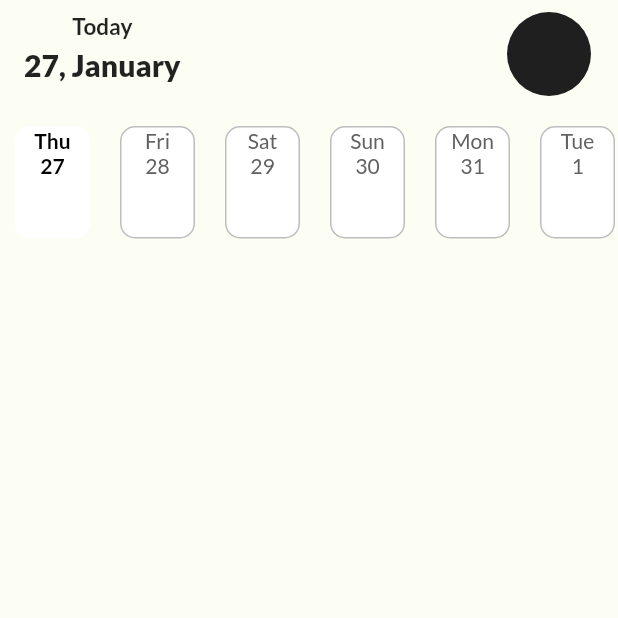
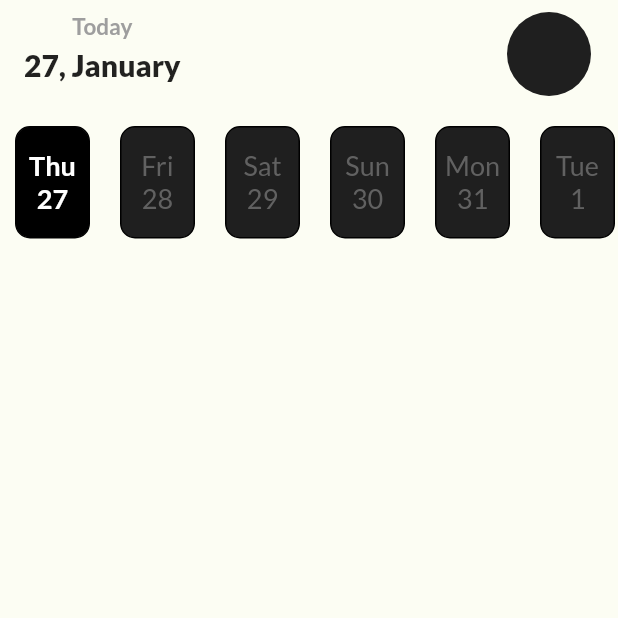
Before and after one commit to Netesh5/To-do-app, a Flutter app: the screen it shows after launch, on a phone screen of 412 x 824 dp, the top half of it. Run offline on Flutter 3.47's test engine with Material 2 defaults, Android fonts, the phone set to English and light mode, and no system bars; our stand-ins replace google_fonts, syncfusion_flutter_calendar.

Commit message:
week_bar_implemenation_selected_color

```diff
--- a/lib/homepage.dart
+++ b/lib/homepage.dart
@@ -12,7 +12,7 @@ class Homepage extends StatefulWidget {
 class _HomepageState extends State<Homepage> {
   Color primary_light_color = const Color(0xffFCFDF3);
   Color primary_dark_color = const Color(0xff1f1f1f);
-  Color faded_black = Colors.black26;
+  Color faded_black = Colors.grey.shade700;
   String date = DateFormat("dd, MMMM").format(DateTime.now());
 
   //String circle_avatar_image ="https://indiashorts.com/wp-content/uploads/2021/04/9_20210416_113356_0008.png";
@@ -30,7 +30,10 @@ class _HomepageState extends State<Homepage> {
                 leading: Column(children: [
                   const Text(
                     "Today",
-                    style: TextStyle(fontWeight: FontWeight.bold, fontSize: 15),
+                    style: TextStyle(
+                        fontWeight: FontWeight.bold,
+                        fontSize: 15,
+                        color: Colors.grey),
                   ),
                   const SizedBox(
                     height: 5,
--- a/lib/weekbar.dart
+++ b/lib/weekbar.dart
@@ -14,8 +14,8 @@ class _weekbarState extends State<weekbar> {
   Color activeCardColor = Colors.white;
   Color inactiveCardColor = Colors.black26;
 
-  Color activeTextColor = Colors.black;
-  Color inactiveTextColor = Colors.white;
+  Color activeTextColor = Colors.white;
+  Color inactiveTextColor = const Color(0xff1f1f1f);
 
   String date = DateFormat("dd, MMMM").format(DateTime.now());
   var future_days = DateTime.now().add(const Duration(days: 6));
@@ -38,19 +38,21 @@ class _weekbarState extends State<weekbar> {
               height: 70,
               width: 50,
               decoration: BoxDecoration(
-                color: inactiveTextColor,
+                color: selected_day == day ? Colors.black : inactiveTextColor,
                 border: Border.all(
-                  color:
-                      selected_day == day ? activeCardColor : inactiveCardColor,
-                ),
+                    // color:
+                    //     selected_day == day ? activeCardColor : inactiveCardColor,
+                    ),
                 borderRadius: BorderRadius.circular(10),
               ),
               child: Column(
+                mainAxisAlignment: MainAxisAlignment.center,
                 children: [
                   Text(
                     DateFormat('EE')
                         .format(DateTime.now().add(Duration(days: index))),
                     style: TextStyle(
+                        fontSize: 18,
                         color: day == DateTime.now().day
                             ? activeTextColor
                             : Colors.grey[700],
@@ -62,6 +64,7 @@ class _weekbarState extends State<weekbar> {
                     DateFormat('d')
                         .format(DateTime.now().add(Duration(days: index))),
                     style: TextStyle(
+                        fontSize: 18,
                         color: day == DateTime.now().day
                             ? activeTextColor
                             : Colors.grey[700],
```
